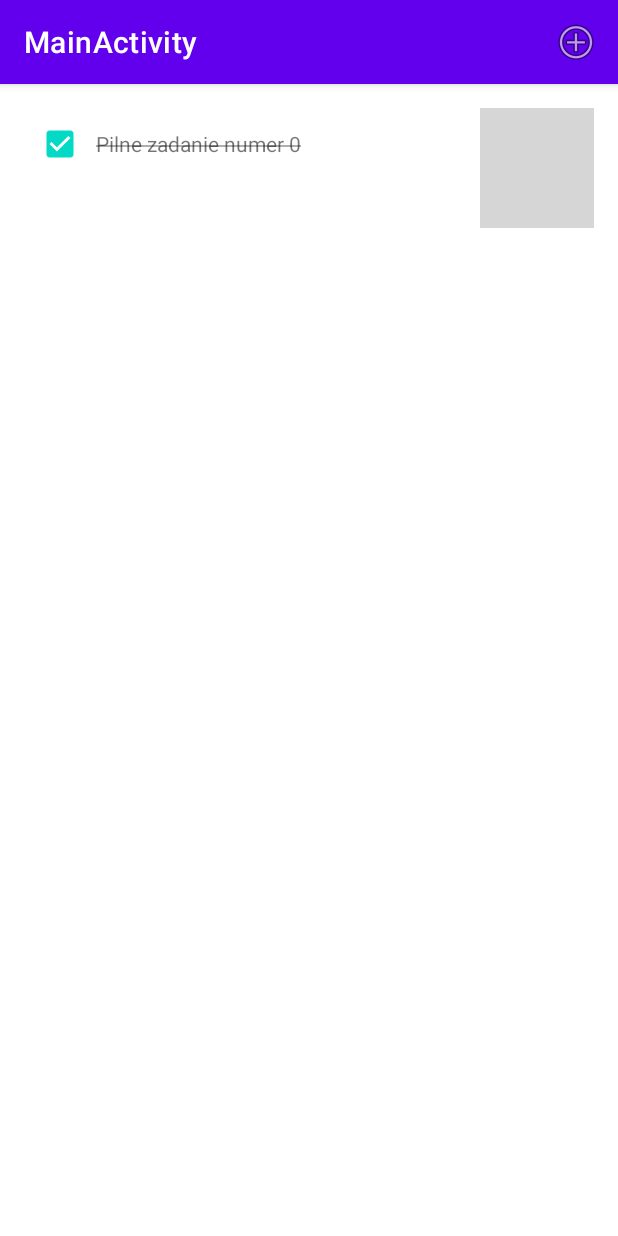
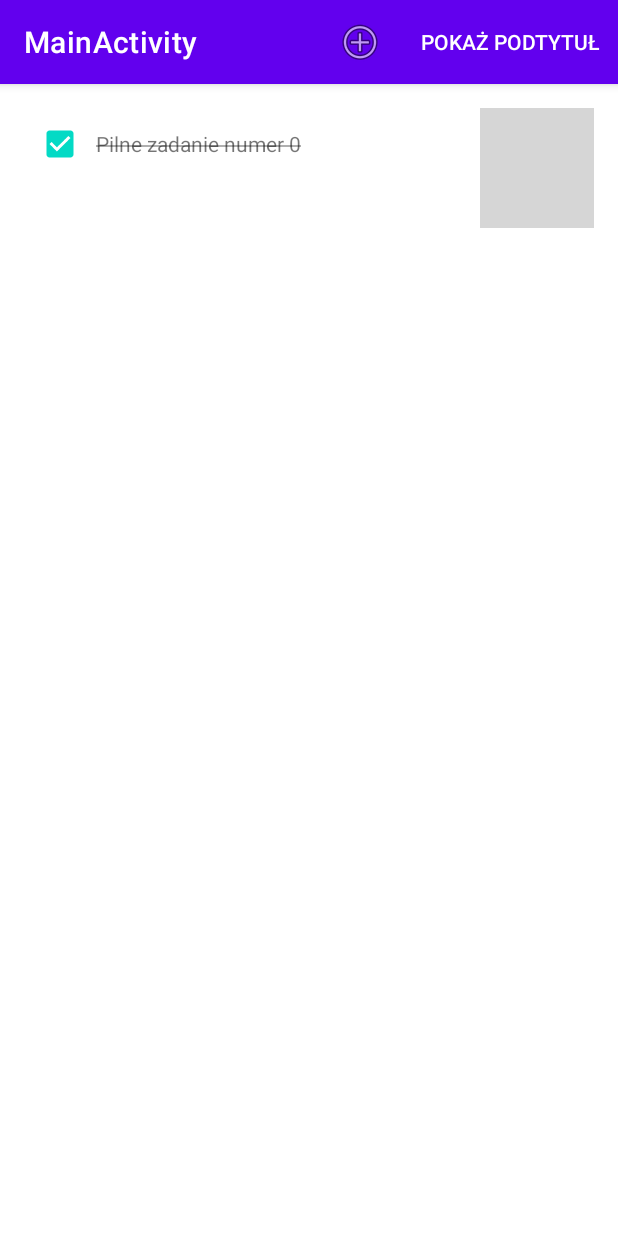
Before and after one commit to Undover/Android-Zadanie2, an Android app: the screen it shows after launch (TaskListActivity), on a phone screen of 412 x 824 dp. Run offline under Robolectric (Android 15) with nearby library versions, the phone set to English and light mode, and no system bars; grey boxes are pictures that could not be loaded.

Commit message:
Added subtitle functionality, preserved state across configuration changes

```diff
--- a/app/src/main/java/com/example/mainactivity/TaskListFragment.java
+++ b/app/src/main/java/com/example/mainactivity/TaskListFragment.java
@@ -15,6 +15,7 @@ import android.widget.TextView;
 
 import androidx.annotation.NonNull;
 import androidx.annotation.Nullable;
+import androidx.appcompat.app.AppCompatActivity;
 import androidx.fragment.app.Fragment;
 import androidx.recyclerview.widget.LinearLayoutManager;
 import androidx.recyclerview.widget.RecyclerView;
@@ -23,9 +24,11 @@ import java.util.List;
 
 public class TaskListFragment extends Fragment {
     public static String KEY_EXTRA_TASK_ID = "TASK.ID";
+    public static String KEY_SUBTITLE_VISIBLE = "subtitleVisible";
 
     private RecyclerView recyclerView;
     private TaskAdapter adapter;
+    private boolean subtitleVisible;
 
     @Override
     public void onCreate(@Nullable Bundle savedInstanceState) {
@@ -40,7 +43,10 @@ public class TaskListFragment extends Fragment {
         View view = inflater.inflate(R.layout.fragment_task_list, container, false);
         recyclerView = view.findViewById(R.id.task_recycler_view);
         recyclerView.setLayoutManager(new LinearLayoutManager(getActivity()));
-//        updateView();
+        if (savedInstanceState != null) {
+            subtitleVisible = savedInstanceState.getBoolean(KEY_SUBTITLE_VISIBLE);
+        }
+
         return view;
     }
 
@@ -51,9 +57,22 @@ public class TaskListFragment extends Fragment {
     }
 
     @Override
+    public void onSaveInstanceState(@NonNull Bundle outState) {
+        super.onSaveInstanceState(outState);
+        outState.putBoolean(KEY_SUBTITLE_VISIBLE, subtitleVisible);
+    }
+
+    @Override
     public void onCreateOptionsMenu(@NonNull Menu menu, @NonNull MenuInflater inflater) {
         super.onCreateOptionsMenu(menu, inflater);
         inflater.inflate(R.menu.fragment_task_menu, menu);
+
+        MenuItem subtitleItem = menu.findItem(R.id.show_subtitle);
+        if (subtitleVisible) {
+            subtitleItem.setTitle(R.string.hide_subtitle);
+        } else {
+            subtitleItem.setTitle(R.string.show_subtitle);
+        }
     }
 
     @Override
@@ -66,9 +85,33 @@ public class TaskListFragment extends Fragment {
                 intent.putExtra(TaskListFragment.KEY_EXTRA_TASK_ID, task.getId());
                 startActivity(intent);
                 return true;
+            case R.id.show_subtitle:
+                subtitleVisible = !subtitleVisible;
+                getActivity().invalidateOptionsMenu();
+                updateSubtitle();
+                return true;
             default:
                 return super.onOptionsItemSelected(item);
         }
+    }
+
+    public void updateSubtitle() {
+        TaskStorage taskStorage = TaskStorage.getInstance();
+        List<Task> tasks = taskStorage.getTasks();
+
+        int todoTasksCount = 0;
+        for (Task task : tasks) {
+            if (!task.isDone()) {
+                todoTasksCount++;
+            }
+        }
+
+        String subtitle = getString(R.string.subtitle_format, todoTasksCount);
+        if (!subtitleVisible) {
+            subtitle = null;
+        }
+        AppCompatActivity appCompatActivity = (AppCompatActivity) getActivity();
+        appCompatActivity.getSupportActionBar().setSubtitle(subtitle);
     }
 
     private void updateView() {
@@ -81,6 +124,7 @@ public class TaskListFragment extends Fragment {
         } else {
             adapter.notifyDataSetChanged();
         }
+        updateSubtitle();
     }
 
     private class TaskHolder extends RecyclerView.ViewHolder implements View.OnClickListener {
--- a/app/src/main/res/menu/fragment_task_menu.xml
+++ b/app/src/main/res/menu/fragment_task_menu.xml
@@ -6,4 +6,9 @@
         android:icon="@android:drawable/ic_menu_add"
         android:title="@string/task_add_new"
         app:showAsAction="ifRoom|withText"/>
+
+    <item
+        android:id="@+id/show_subtitle"
+        android:title="@string/show_subtitle"
+        app:showAsAction="ifRoom"/>
 </menu>
```
